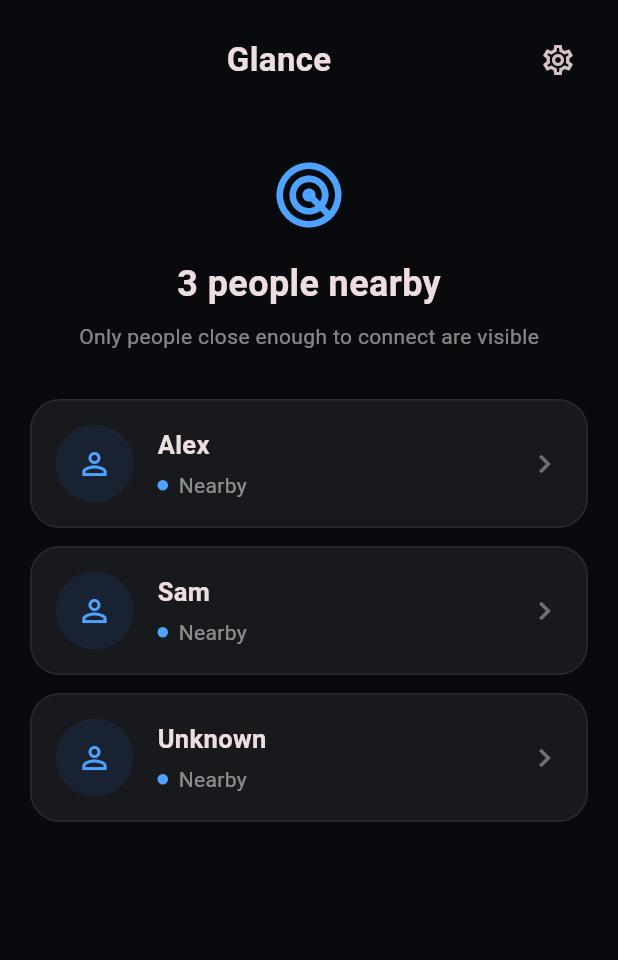
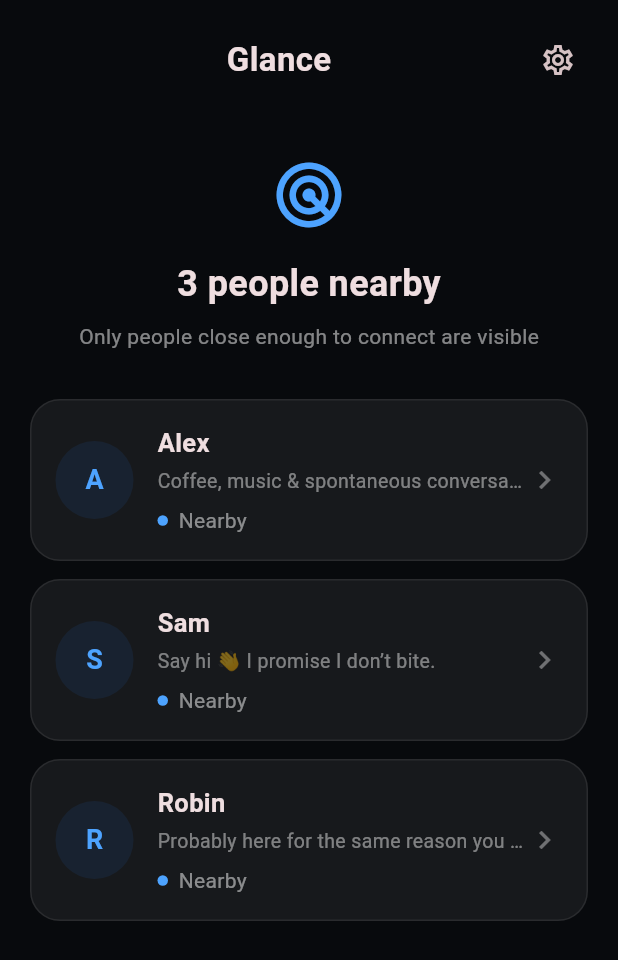
Before and after one commit to JA501R/proximity-chat, a Flutter app: the screen it shows after launch, on a phone screen of 412 x 824 dp. Shown: the top 960 px of the screen. Run offline on Flutter 3.47's test engine with Material 3 defaults, Android fonts, the phone set to English and light mode, and no system bars.

Commit message:
Add minimal user profiles to Glance

```diff
--- a/lib/features/chat/chat_screen.dart
+++ b/lib/features/chat/chat_screen.dart
@@ -66,10 +66,15 @@ class _ChatScreenState extends State<ChatScreen> {
                 shape: BoxShape.circle,
                 color: Color(0xFF392033),
               ),
-              child: const Icon(
-                Icons.person_outline,
-                size: 21,
-                color: Color(0xFFFF789A),
+              child: Center(
+                child: Text(
+                  widget.user.initials,
+                  style: const TextStyle(
+                    color: Color(0xFF4DA3FF),
+                    fontSize: 14,
+                    fontWeight: FontWeight.w700,
+                  ),
+                ),
               ),
             ),
             const SizedBox(width: 12),
--- a/lib/features/nearby/nearby_screen.dart
+++ b/lib/features/nearby/nearby_screen.dart
@@ -12,9 +12,21 @@ class NearbyScreen extends StatefulWidget {
 
 class _NearbyScreenState extends State<NearbyScreen> {
   final List<NearbyUser> _users = [
-    const NearbyUser(id: '1', name: 'Alex'),
-    const NearbyUser(id: '2', name: 'Sam'),
-    const NearbyUser(id: '3', name: 'Unknown'),
+    const NearbyUser(
+      id: '1',
+      name: 'Alex',
+      bio: 'Coffee, music & spontaneous conversations.',
+    ),
+    const NearbyUser(
+      id: '2',
+      name: 'Sam',
+      bio: 'Say hi 👋 I promise I don’t bite.',
+    ),
+    const NearbyUser(
+      id: '3',
+      name: 'Robin',
+      bio: 'Probably here for the same reason you are.',
+    ),
   ];
 
   List<NearbyUser> get _nearbyUsers {
@@ -147,7 +159,16 @@ class _NearbyUserCard extends StatelessWidget {
                 shape: BoxShape.circle,
                 color: Color(0xFF182230),
               ),
-              child: const Icon(Icons.person_outline, color: Color(0xFF4DA3FF)),
+              child: Center(
+                child: Text(
+                  user.initials,
+                  style: const TextStyle(
+                    color: Color(0xFF4DA3FF),
+                    fontSize: 18,
+                    fontWeight: FontWeight.w700,
+                  ),
+                ),
+              ),
             ),
             const SizedBox(width: 16),
             Expanded(
@@ -161,7 +182,20 @@ class _NearbyUserCard extends StatelessWidget {
                       fontWeight: FontWeight.w600,
                     ),
                   ),
-                  const SizedBox(height: 5),
+                  const SizedBox(height: 4),
+
+                  Text(
+                    user.bio,
+                    maxLines: 1,
+                    overflow: TextOverflow.ellipsis,
+                    style: TextStyle(
+                      fontSize: 13,
+                      color: Colors.white.withValues(alpha: 0.45),
+                    ),
+                  ),
+
+                  const SizedBox(height: 7),
+
                   Row(
                     children: [
                       Container(
--- a/lib/features/nearby/nearby_user.dart
+++ b/lib/features/nearby/nearby_user.dart
@@ -1,18 +1,35 @@
 class NearbyUser {
   final String id;
   final String name;
+  final String bio;
   final bool isNearby;
 
   const NearbyUser({
     required this.id,
     required this.name,
+    required this.bio,
     this.isNearby = true,
   });
 
-  NearbyUser copyWith({String? id, String? name, bool? isNearby}) {
+  String get initials {
+    final parts = name.trim().split(RegExp(r'\s+'));
+
+    if (parts.isEmpty || parts.first.isEmpty) {
+      return '?';
+    }
+
+    if (parts.length == 1) {
+      return parts.first[0].toUpperCase();
+    }
+
+    return '${parts.first[0]}${parts.last[0]}'.toUpperCase();
+  }
+
+  NearbyUser copyWith({String? id, String? name, String? bio, bool? isNearby}) {
     return NearbyUser(
       id: id ?? this.id,
       name: name ?? this.name,
+      bio: bio ?? this.bio,
       isNearby: isNearby ?? this.isNearby,
     );
   }
```
Also changed, not shown: 1 other file.
